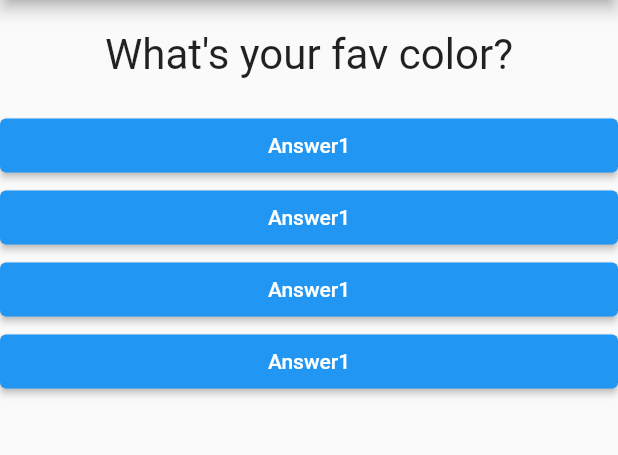
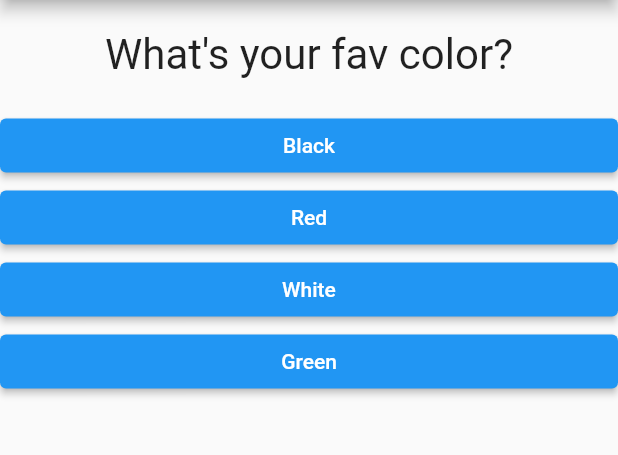
Before and after one commit to addod19/flutterQuizApp, a Flutter app: the screen it shows after launch, on a phone screen of 412 x 824 dp, the part 84-539 px from its top. Run offline on Flutter 3.47's test engine with Material 2 defaults, Android fonts, the phone set to English and light mode, and no system bars.

Commit message:
Fix dynamic display of answer list

```diff
--- a/lib/answer.dart
+++ b/lib/answer.dart
@@ -10,7 +10,7 @@ class Answer extends StatelessWidget {
     return Container(
       width: double.infinity,
       child: ElevatedButton(
-        child: Text('Answer1'),
+        child: Text(answerText),
         onPressed: selectHandler,
       ),
     );
--- a/lib/question.dart
+++ b/lib/question.dart
@@ -3,7 +3,7 @@ import 'package:flutter/material.dart';
 class Question extends StatelessWidget {
   final String questionText;
 
-  Question(this.questionText); // postionional arguments
+  Question(this.questionText); // positional arguments
 
   @override
   Widget build(BuildContext context) {
```
